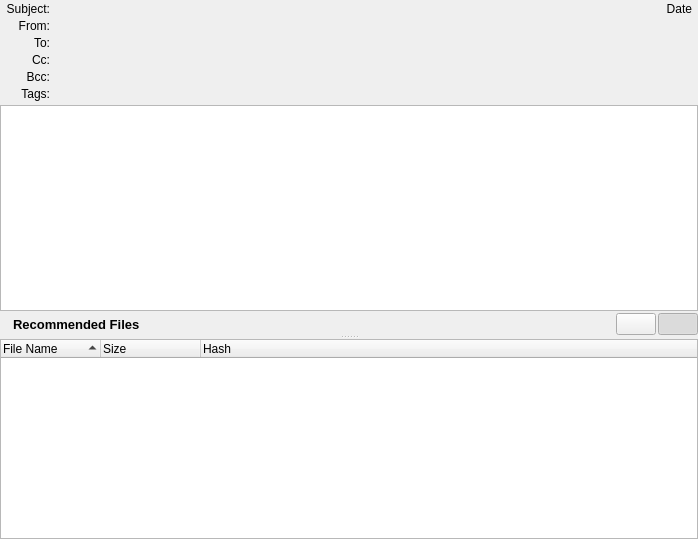
RetroShare/RetroShare, file retroshare-gui/src/gui/msgs/MessageWidget.ui: the form before one commit.
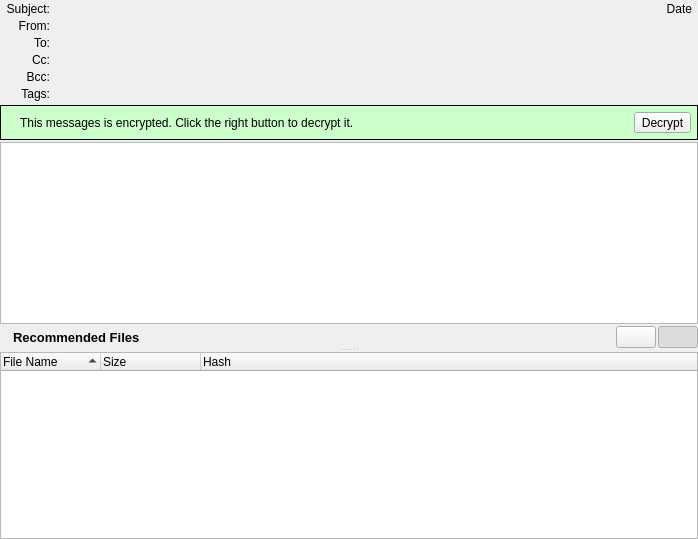
The form after the commit. Icons and pictures are not drawn. Custom widgets are drawn as their Qt base class.

Commit message: Added info widget for encrypted messages in MessageWidget.

What changed in the file:
```diff
--- a/retroshare-gui/src/gui/msgs/MessageWidget.ui
+++ b/retroshare-gui/src/gui/msgs/MessageWidget.ui
@@ -336,6 +336,125 @@
           </property>
          </widget>
         </item>
+        <item>
+         <widget class="QFrame" name="decryptFrame">
+          <property name="palette">
+           <palette>
+            <active>
+             <colorrole role="Base">
+              <brush brushstyle="SolidPattern">
+               <color alpha="255">
+                <red>255</red>
+                <green>255</green>
+                <blue>255</blue>
+               </color>
+              </brush>
+             </colorrole>
+             <colorrole role="Window">
+              <brush brushstyle="SolidPattern">
+               <color alpha="255">
+                <red>204</red>
+                <green>255</green>
+                <blue>204</blue>
+               </color>
+              </brush>
+             </colorrole>
+            </active>
+            <inactive>
+             <colorrole role="Base">
+              <brush brushstyle="SolidPattern">
+               <color alpha="255">
+                <red>255</red>
+                <green>255</green>
+                <blue>255</blue>
+               </color>
+              </brush>
+             </colorrole>
+             <colorrole role="Window">
+              <brush brushstyle="SolidPattern">
+               <color alpha="255">
+                <red>204</red>
+                <green>255</green>
+                <blue>204</blue>
+               </color>
+              </brush>
+             </colorrole>
+            </inactive>
+            <disabled>
+             <colorrole role="Base">
+              <brush brushstyle="SolidPattern">
+               <color alpha="255">
+                <red>204</red>
+                <green>255</green>
+                <blue>204</blue>
+               </color>
+              </brush>
+             </colorrole>
+             <colorrole role="Window">
+              <brush brushstyle="SolidPattern">
+               <color alpha="255">
+                <red>204</red>
+                <green>255</green>
+                <blue>204</blue>
+               </color>
+              </brush>
+             </colorrole>
+            </disabled>
+           </palette>
+          </property>
+          <property name="autoFillBackground">
+           <bool>true</bool>
+          </property>
+          <property name="frameShape">
+           <enum>QFrame::Box</enum>
+          </property>
+          <layout class="QHBoxLayout" name="horizontalLayout">
+           <property name="spacing">
+            <number>6</number>
+           </property>
+           <property name="margin">
+            <number>6</number>
+           </property>
+           <item>
+            <widget class="QLabel" name="decryptImage">
+             <property name="text">
+              <string/>
+             </property>
+             <property name="pixmap">
+              <pixmap resource="../images.qrc">:/images/mail-encrypted-full.png</pixmap>
+             </property>
+            </widget>
+           </item>
+           <item>
+            <widget class="QLabel" name="decryptLabel">
+             <property name="text">
+              <string>This messages is encrypted. Click the right button to decrypt it.</string>
+             </property>
+            </widget>
+           </item>
+           <item>
+            <spacer name="horizontalSpacer">
+             <property name="orientation">
+              <enum>Qt::Horizontal</enum>
+             </property>
+             <property name="sizeHint" stdset="0">
+              <size>
+               <width>280</width>
+               <height>20</height>
+              </size>
+             </property>
+            </spacer>
+           </item>
+           <item>
+            <widget class="QToolButton" name="decryptButton">
+             <property name="text">
+              <string>Decrypt</string>
+             </property>
+            </widget>
+           </item>
+          </layout>
+         </widget>
+        </item>
         <item>
          <widget class="RSTextBrowser" name="msgText">
           <property name="sizePolicy">
```
The commit also changes 7 other files.
